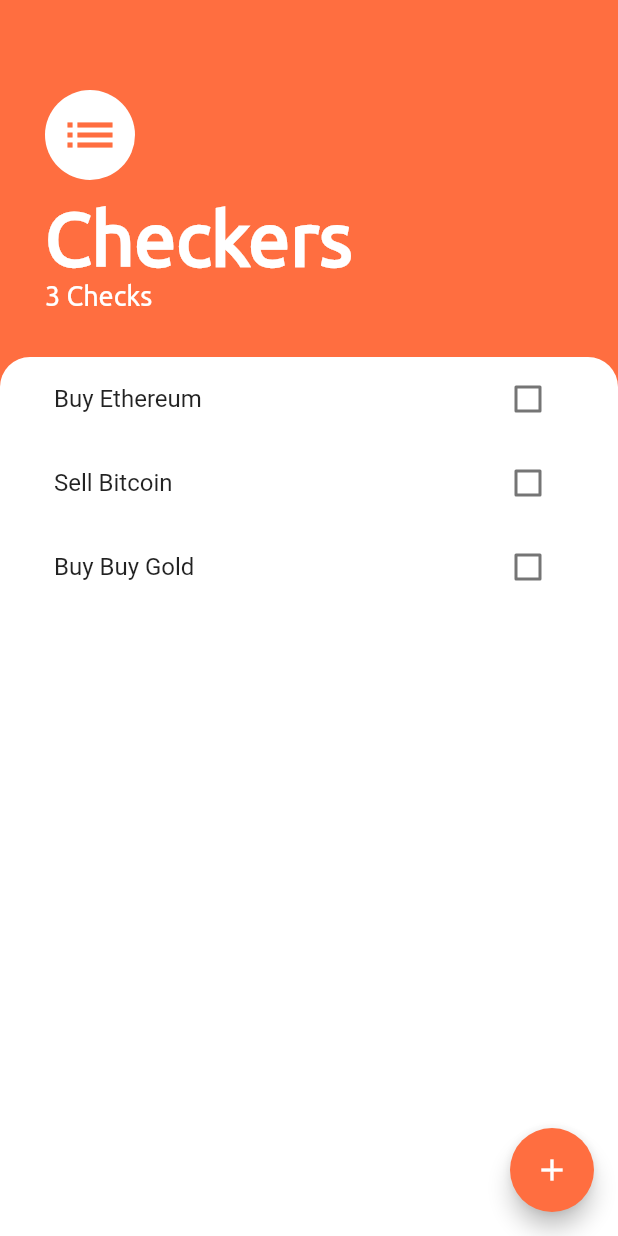
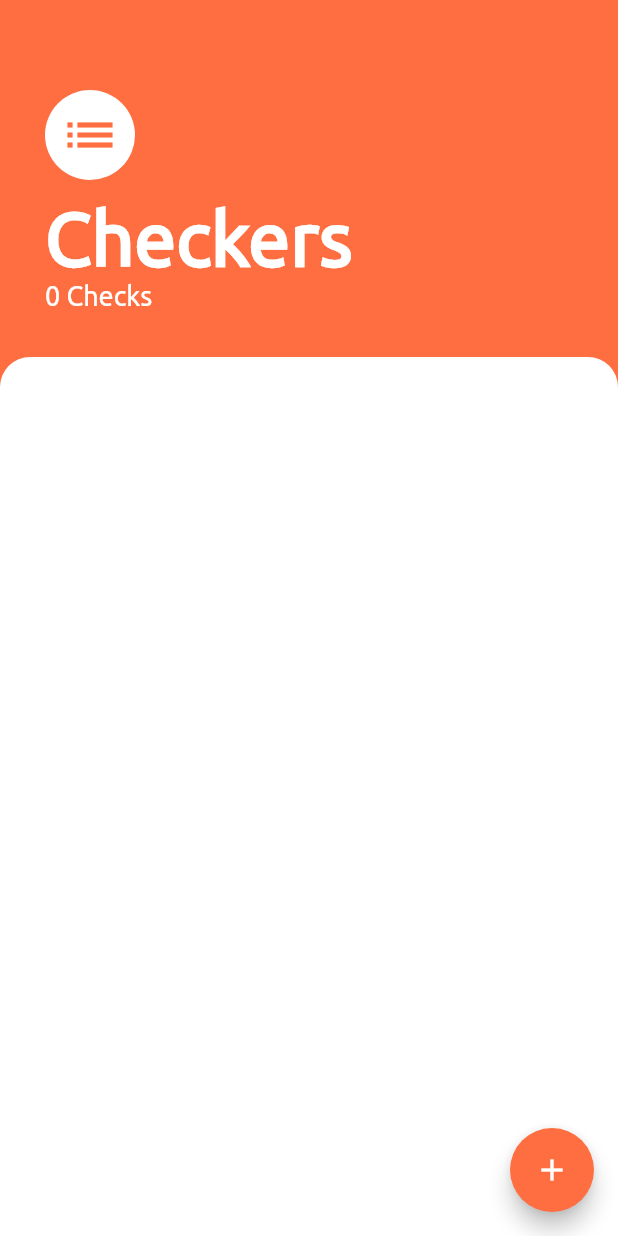
Before and after one commit to Oyedee/CheckersApp, a Flutter app: the screen it shows after launch, on a phone screen of 412 x 824 dp. Run offline on Flutter 3.47's test engine with Material 2 defaults, Android fonts, the phone set to English and light mode, and no system bars; our stand-ins replace device_preview, hive, hive_flutter; accounts and stored records are empty.

Commit message:
persisting data with Hive - adding tasks, updating tasks and deleting tasks.

```diff
--- a/lib/main.dart
+++ b/lib/main.dart
@@ -3,11 +3,14 @@ import 'package:flutter/foundation.dart';
 import 'package:flutter/material.dart';
 import 'package:checkers/screens/task_screen.dart';
 import 'package:device_preview/device_preview.dart';
-import 'package:provider/provider.dart';
-import 'package:checkers/models/task.dart';
-import 'package:checkers/models/task_data.dart';
+import 'package:hive/hive.dart';
+import 'package:hive_flutter/hive_flutter.dart';
 
-void main() {
+void main() async {
+  WidgetsFlutterBinding.ensureInitialized();
+  await Hive.initFlutter();
+  Hive.registerAdapter(TaskAdapter());
+
   runApp(
     DevicePreview(
       enabled: !kReleaseMode,
@@ -16,25 +19,44 @@ void main() {
   );
 }
 
-class MyApp extends StatelessWidget {
+class MyApp extends StatefulWidget {
   const MyApp({Key? key}) : super(key: key);
 
+  @override
+  State<MyApp> createState() => _MyAppState();
+}
+
+class _MyAppState extends State<MyApp> {
   // This widget is the root of your application.
   @override
+  void dispose() {
+    Hive.box('tasks').compact();
+    Hive.box('tasks').close();
+    super.dispose();
+  }
+
+  @override
   Widget build(BuildContext context) {
-    return ChangeNotifierProvider<TaskData>(
-      create: (BuildContext context) {
-        return TaskData();
-      },
-      child: MaterialApp(
-        useInheritedMediaQuery: true,
-        locale: DevicePreview.locale(context),
-        builder: DevicePreview.appBuilder,
-        theme: ThemeData(
-          primarySwatch: Colors.deepOrange,
-        ),
-        home: const TaskScreen(),
+    return MaterialApp(
+      useInheritedMediaQuery: true,
+      locale: DevicePreview.locale(context),
+      builder: DevicePreview.appBuilder,
+      theme: ThemeData(
+        primarySwatch: Colors.deepOrange,
       ),
+      home: FutureBuilder(
+          future: Hive.openBox<Task>('tasks'),
+          builder: (context, AsyncSnapshot snapshot) {
+            if (snapshot.connectionState == ConnectionState.done) {
+              if (snapshot.hasError) {
+                return Text(snapshot.error.toString());
+              } else {
+                return const TaskScreen();
+              }
+            } else {
+              return const Scaffold();
+            }
+          }),
     );
   }
 }
--- a/lib/models/task.dart
+++ b/lib/models/task.dart
@@ -1,7 +1,15 @@
-import 'package:flutter/cupertino.dart';
+import 'dart:typed_data';
+import 'package:hive/hive.dart';
+import 'package:hive_flutter/hive_flutter.dart';
 
-class Task {
+part 'task.g.dart';
+
+@HiveType(typeId: 0)
+class Task extends HiveObject {
+  @HiveField(0)
   final String name;
+
+  @HiveField(1)
   bool isDone;
 
   Task({required this.name, this.isDone = false});
--- a/lib/models/task_data.dart
+++ /dev/null
@@ -1,38 +0,0 @@
-import 'package:flutter/foundation.dart';
-import 'package:checkers/models/task.dart';
-import 'dart:collection';
-
-class TaskData extends ChangeNotifier {
-  final List<Task> _tasks = [
-    Task(name: 'Buy Ethereum'),
-    Task(name: 'Sell Bitcoin'),
-    Task(name: 'Buy Buy Gold'),
-  ];
-
-  //getter for the task list
-  //make the task list unmodifiable
-  UnmodifiableListView<Task> get tasks {
-    return UnmodifiableListView(_tasks);
-  }
-
-  //a getter method
-  int get taskCount {
-    return _tasks.length;
-  }
-
-  void addTask(String newTaskTitle) {
-    final task = Task(name: newTaskTitle);
-    _tasks.add(task);
-    notifyListeners();
-  }
-
-  void updateTask(Task task) {
-    task.toggleDone();
-    notifyListeners();
-  }
-
-  void deleteTask(Task task) {
-    _tasks.remove(task);
-    notifyListeners();
-  }
-}
--- a/lib/screens/task_screen.dart
+++ b/lib/screens/task_screen.dart
@@ -1,23 +1,28 @@
-import 'package:checkers/models/task_data.dart';
+import 'package:checkers/models/task.dart';
 import 'package:flutter/cupertino.dart';
 import 'package:flutter/material.dart';
 import 'package:checkers/widgets/tasks_list.dart';
 import 'package:checkers/screens/add_task_screen.dart';
-import 'package:provider/provider.dart';
+import 'package:hive/hive.dart';
+import 'package:hive_flutter/hive_flutter.dart';
+import 'dart:collection';
 
 class TaskScreen extends StatelessWidget {
   const TaskScreen({Key? key}) : super(key: key);
 
   @override
   Widget build(BuildContext context) {
+    return ValueListenableBuilder<Box<Task>>(
+        valueListenable: Hive.box<Task>('tasks').listenable(),
+        builder: (context, tasksBox, _) {
           return Scaffold(
             backgroundColor: Colors.deepOrangeAccent,
             body: Column(
               crossAxisAlignment: CrossAxisAlignment.start,
               children: [
                 Container(
-            padding:
-                const EdgeInsets.only(top: 60, left: 30, right: 30, bottom: 30),
+                  padding: const EdgeInsets.only(
+                      top: 60, left: 30, right: 30, bottom: 30),
                   child: Column(
                     crossAxisAlignment: CrossAxisAlignment.start,
                     children: [
@@ -42,9 +47,11 @@ class TaskScreen extends StatelessWidget {
                             fontWeight: FontWeight.w700),
                       ),
                       Text(
-                  '${Provider.of<TaskData>(context).taskCount} Checks',
+                        '${tasksBox.length} Checks',
                         style: const TextStyle(
-                      color: Colors.white, fontFamily: 'Ubuntu', fontSize: 18),
+                            color: Colors.white,
+                            fontFamily: 'Ubuntu',
+                            fontSize: 18),
                       ),
                     ],
                   ),
@@ -74,5 +81,6 @@ class TaskScreen extends StatelessWidget {
               child: const Icon(Icons.add),
             ),
           );
+        });
   }
 }
--- a/lib/widgets/tasks_list.dart
+++ b/lib/widgets/tasks_list.dart
@@ -1,28 +1,33 @@
+import 'package:checkers/models/task.dart';
 import 'package:flutter/material.dart';
 import 'package:checkers/widgets/tasks_tile.dart';
-import 'package:provider/provider.dart';
-import 'package:checkers/models/task_data.dart';
+import 'package:hive/hive.dart';
+import 'package:hive_flutter/adapters.dart';
 
 class TaskList extends StatelessWidget {
   @override
   Widget build(BuildContext context) {
-    return Consumer<TaskData>(
-      builder: (BuildContext context, taskData, Widget? child) {
+    return ValueListenableBuilder<Box<Task>>(
+      valueListenable: Hive.box<Task>('tasks').listenable(),
+      builder: (context, tasksBox, _) {
         return ListView.builder(
           itemBuilder: (context, index) {
-            final task = taskData.tasks[index];
+            final task = tasksBox.getAt(index) as Task;
             return TaskTile(
               isChecked: task.isDone,
               taskTitle: task.name,
               checkboxCallback: (bool? newCheckboxState) {
-                taskData.updateTask(task);
+                tasksBox.putAt(
+                  index,
+                  Task(name: task.name, isDone: newCheckboxState!),
+                );
               },
               onLongPress: () {
-                taskData.deleteTask(task);
+                tasksBox.deleteAt(index);
               },
             );
           },
-          itemCount: taskData.taskCount,
+          itemCount: tasksBox.length,
         );
       },
     );
--- a/pubspec.yaml
+++ b/pubspec.yaml
@@ -25,13 +25,17 @@ dependencies:
   # Use with the CupertinoIcons class for iOS style icons.
   cupertino_icons: ^1.0.2
   device_preview: ^1.0.0
-  provider: ^6.0.2
+  hive: ^2.0.6
+  hive_flutter: ^1.1.0
+
 
 dev_dependencies:
   flutter_test:
     sdk: flutter
 
   flutter_lints: ^1.0.0
+  build_runner: ^2.1.7
+  hive_generator: ^1.1.2
 
 
 flutter:
```
Also changed, not shown: lib/screens/add_task_screen.dart (+14 -9 lines), lib/models/task.g.dart (added), pubspec.lock. Lines whose indentation alone changed are shown as unchanged.
